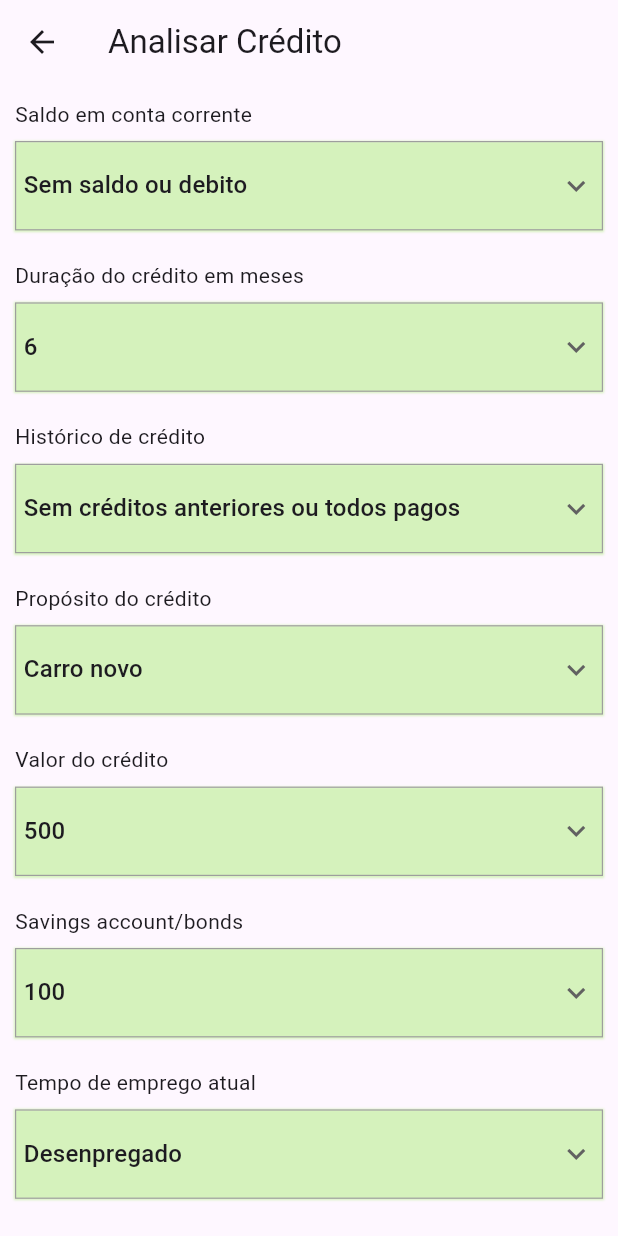
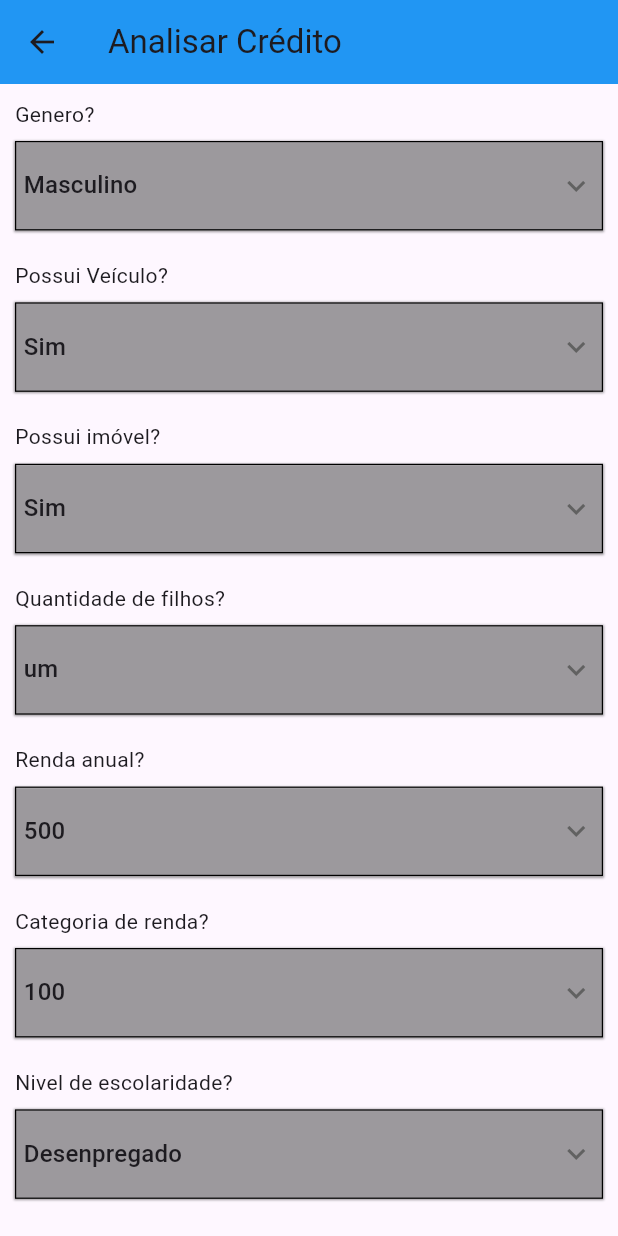
Before and after one commit to marcelo-ls-reis/pi_cart-o, a Flutter app: the FormularioModel screen opened directly, on a phone screen of 412 x 824 dp. Run offline on Flutter 3.47's test engine with Material 3 defaults, Android fonts, the phone set to English and light mode, and no system bars; our stand-ins replace firebase_auth, firebase_core; accounts and stored records are empty.

Commit message:
atualização 15/05/2024

```diff
--- a/lib/main.dart
+++ b/lib/main.dart
@@ -1,6 +1,7 @@
 import 'package:firebase_core/firebase_core.dart';
 import 'package:flutter/material.dart';
-import 'package:pi/pages/home.dart';
+import 'package:pi/pages/formulario_model.dart';
+
 
 void main() async {
   WidgetsFlutterBinding.ensureInitialized();
@@ -22,7 +23,7 @@
         colorScheme: ColorScheme.fromSeed(seedColor: Colors.deepPurple),
         useMaterial3: true,
       ),
-      home: const HomeScreen(),
+      home: const FormularioModel(),
     );
   }
 }
--- a/lib/pages/formulario_model.dart
+++ b/lib/pages/formulario_model.dart
@@ -17,10 +17,10 @@
 }
 
 class _FormularioState extends State<FormularioModel> {
-  String dropdownValue1 = 'Sem saldo ou debito';
-  String dropdownValue2 = '6';
-  String dropdownValue3 = 'Sem créditos anteriores ou todos pagos';
-  String dropdownValue4 = 'Carro novo';
+  String dropdownValue1 = 'Masculino';
+  String dropdownValue2 = 'Sim';
+  String dropdownValue3 = 'Sim';
+  String dropdownValue4 = 'um';
   String dropdownValue5 = '500';
   String dropdownValue6 = '100';
   String dropdownValue7 = 'Desenpregado';
@@ -36,48 +36,28 @@
   String dropdownValue17 = 'Desempregado/não qualificado sem residência permanente';
   String dropdownValue18 = '0 a 2 anos';
   String dropdownValue19 = 'Não';
-  String dropdownValue20 = 'Não';
 
   final Map<String, dynamic> dropdownValuesMap1 = {
-    'Sem saldo ou debito': 2,
-    '0 a 200 Reais': 3,
-    '200 Reais ou conta corrente por pelo menos 1 ano': 4,
-    'Sem conta de execução': 1,
+    'Masculino': 1,
+    'Feminino': 2,
   };
 
   final Map<String, dynamic> dropdownValuesMap2 = {
-    '6': 10,
-    '6 a 12': 9,
-    '12 18': 8,
-    '18 a 24': 7,
-    '24 a 30': 6,
-    '30 a 36': 5,
-    '36 a 42': 4,
-    '42 a 48': 3,
-    '48 a 54': 2,
-    '54': 1,
+    'Sim': 1,
+    'Não': 2,
   };
 
   final Map<String, dynamic> dropdownValuesMap3 = {
-    'Sem créditos anteriores ou todos pagos': 2,
-    'Pagos os créditos anteriores neste banco': 4,
-    'Sem problemas com créditos neste banco': 3,
-    'Pagamento hesitante de créditos anteriores': 0,
-    'Conta problemática ou há outros créditos em outros bancos': 1,
+    'Sim': 1,
+    'Não': 2,
   };
 
   final Map<String, dynamic> dropdownValuesMap4 = {
-    'Carro novo': 1,
-    'Carro usado': 2,
-    'Itens de mobiliário': 3,
-    'Rádio / televisão': 4,
-    'Eletrodomésticos': 5,
-    'Reparação': 6,
-    'Educação': 7,
-    'Férias': 8,
-    'Reciclagem': 9,
-    'Negócios': 10,
-    'Outros': 0,
+    'um': 1,
+    'dois': 2,
+    'três': 3,
+    'quatro': 4,
+    'cinco': 5,
   };
 
   final Map<String, dynamic> dropdownValuesMap5 = {
@@ -187,10 +167,6 @@
     'Sim': 2,
   };
 
-  final Map<String, dynamic> dropdownValuesMap20 = {
-    'Não': 1,
-    'Sim': 2,
-  };
 
   Map<String, dynamic> createJsonBody() {
     return {
@@ -232,8 +208,6 @@
       'selectedValue18': dropdownValuesMap18[dropdownValue18],
       '\ndropdownValue19': dropdownValue19,
       'selectedValue19': dropdownValuesMap19[dropdownValue19],
-      'dropdownValue20': dropdownValue20,
-      'selectedValue20': dropdownValuesMap20[dropdownValue20],
     };
   }
 
@@ -264,6 +238,7 @@
     return Scaffold(
       appBar: AppBar(
         title: const Text('Analisar Crédito'),
+        backgroundColor: Colors.blue,
       ),
       body: SingleChildScrollView(
         child: Container(
@@ -272,7 +247,7 @@
             crossAxisAlignment: CrossAxisAlignment.start,
             children: [
               // primeiro dropdown
-              const Text("Saldo em conta corrente"),
+              const Text("Genero?"),
               const SizedBox(height: 8.0),
               Row(
                 mainAxisAlignment: MainAxisAlignment.spaceBetween,
@@ -303,7 +278,7 @@
               ),
               const SizedBox(height: 20.0),
               // segundo dropdown
-              const Text("Duração do crédito em meses"),
+              const Text("Possui Veículo?"),
               const SizedBox(height: 8.0),
               Row(
                 mainAxisAlignment: MainAxisAlignment.spaceBetween,
@@ -334,7 +309,7 @@
               ),
               const SizedBox(height: 20.0),
               // terceiro dropdown
-              const Text("Histórico de crédito"),
+              const Text("Possui imóvel?"),
               const SizedBox(height: 8.0),
               Row(
                 mainAxisAlignment: MainAxisAlignment.spaceBetween,
@@ -365,7 +340,7 @@
               ),
               const SizedBox(height: 20.0),
               // quarto dropdown
-              const Text("Propósito do crédito"),
+              const Text("Quantidade de filhos?"),
               const SizedBox(height: 8.0),
               Row(
                 mainAxisAlignment: MainAxisAlignment.spaceBetween,
@@ -396,7 +371,7 @@
               ),
               const SizedBox(height: 20.0),
               // quinto dropdown
-              const Text("Valor do crédito"),
+              const Text("Renda anual?"),
               const SizedBox(height: 8.0),
               Row(
                 mainAxisAlignment: MainAxisAlignment.spaceBetween,
@@ -427,7 +402,7 @@
               ),
               const SizedBox(height: 20.0),
               // sexto dropdown
-              const Text("Savings account/bonds"),
+              const Text("Categoria de renda?"),
               const SizedBox(height: 8.0),
               Row(
                 mainAxisAlignment: MainAxisAlignment.spaceBetween,
@@ -458,7 +433,7 @@
               ),
               const SizedBox(height: 20.0),
               // sétimo dropdown
-              const Text("Tempo de emprego atual"),
+              const Text("Nivel de escolaridade?"),
               const SizedBox(height: 8.0),
               Row(
                 mainAxisAlignment: MainAxisAlignment.spaceBetween,
@@ -489,7 +464,7 @@
               ),
               const SizedBox(height: 20.0),
               // oitavo dropdown
-              const Text("Idade"),
+              const Text("Estado civil?"),
               const SizedBox(height: 8.0),
               Row(
                 mainAxisAlignment: MainAxisAlignment.spaceBetween,
@@ -520,7 +495,7 @@
               ),
               const SizedBox(height: 20.0),
               // nono dropdown
-              const Text("Estado civil e sexo"),
+              const Text("Reside em imovel próprio?"),
               const SizedBox(height: 8.0),
               Row(
                 mainAxisAlignment: MainAxisAlignment.spaceBetween,
@@ -552,7 +527,7 @@
               ),
               const SizedBox(height: 20.0),
               // décimo dropdown
-              const Text("Número de dependentes"),
+              const Text("Idade?"),
               const SizedBox(height: 8.0),
               Row(
                 mainAxisAlignment: MainAxisAlignment.spaceBetween,
@@ -584,7 +559,7 @@
               ),
               const SizedBox(height: 20.0),
               // décimo primeiro dropdown
-              const Text("Duração do emprego atual"),
+              const Text("Tempo de emprego?"),
               const SizedBox(height: 8.0),
               Row(
                 mainAxisAlignment: MainAxisAlignment.spaceBetween,
@@ -616,7 +591,7 @@
               ),
               const SizedBox(height: 20.0),
               // décimo segundo dropdown
-              const Text("Tipo de propriedade"),
+              const Text("Possui celular?"),
               const SizedBox(height: 8.0),
               Row(
                 mainAxisAlignment: MainAxisAlignment.spaceBetween,
@@ -648,7 +623,7 @@
               ),
               const SizedBox(height: 20.0),
               // décimo terceiro dropdown
-              const Text("Idade (anos)"),
+              const Text("Possui telefone comercial?"),
               const SizedBox(height: 8.0),
               Row(
                 mainAxisAlignment: MainAxisAlignment.spaceBetween,
@@ -680,7 +655,7 @@
               ),
               const SizedBox(height: 20.0),
               // décimo quarto dropdown
-              const Text("Outros créditos pendentes"),
+              const Text("Possui telefone fixo?"),
               const SizedBox(height: 8.0),
               Row(
                 mainAxisAlignment: MainAxisAlignment.spaceBetween,
@@ -712,7 +687,7 @@
               ),
               const SizedBox(height: 20.0),
               // décimo quinto dropdown
-              const Text("Tipo de moradia"),
+              const Text("Possui email?"),
               const SizedBox(height: 8.0),
               Row(
                 mainAxisAlignment: MainAxisAlignment.spaceBetween,
@@ -744,7 +719,7 @@
               ),
               const SizedBox(height: 20.0),
               // décimo sexto dropdown
-              const Text("Número de créditos existentes neste banco"),
+              const Text("Ocupação?"),
               const SizedBox(height: 8.0),
               Row(
                 mainAxisAlignment: MainAxisAlignment.spaceBetween,
@@ -776,7 +751,7 @@
               ),
               const SizedBox(height: 20.0),
               // décimo sétimo dropdown
-              const Text("Tipo de emprego e nível de qualificação"),
+              const Text("Quantidade de menbros da famílha?"),
               const SizedBox(height: 8.0),
               Row(
                 mainAxisAlignment: MainAxisAlignment.spaceBetween,
@@ -811,7 +786,7 @@
               ),
               const SizedBox(height: 20.0),
               // décimo oitavo dropdown
-              const Text("Número de créditos existentes neste banco"),
+              const Text("Mês de registro?"),
               const SizedBox(height: 8.0),
               Row(
                 mainAxisAlignment: MainAxisAlignment.spaceBetween,
@@ -846,7 +821,7 @@
               ),
               const SizedBox(height: 20.0),
               // décimo nono dropdown
-              const Text("Possui garantia de terceiros?"),
+              const Text("Status?"),
               const SizedBox(height: 8.0),
               Row(
                 mainAxisAlignment: MainAxisAlignment.spaceBetween,
@@ -880,41 +855,6 @@
                 ],
               ),
               const SizedBox(height: 20.0),
-              // vigésimo dropdown
-              const Text("Possui garantia de terceiros?"),
-              const SizedBox(height: 8.0),
-              Row(
-                mainAxisAlignment: MainAxisAlignment.spaceBetween,
-                children: [
-                  Container(
-                    constraints: BoxConstraints(
-                      maxWidth: MediaQuery.of(context).size.width - 20.0,
-                    ),
-                    padding: const EdgeInsets.all(5.0),
-                    decoration: CustomDropdownStyle.dropdownDecoration(),
-                    child: DropdownButton<String>(
-                      isExpanded: true,
-                      value: dropdownValue20,
-                      items: dropdownValuesMap20.entries
-                          .map((MapEntry<String, dynamic> entry) {
-                        return DropdownMenuItem<String>(
-                          value: entry.key,
-                          child: Text(
-                            entry.key,
-                            overflow: TextOverflow.ellipsis,
-                          ),
-                        );
-                      }).toList(),
-                      onChanged: (String? newValue) {
-                        setState(() {
-                          dropdownValue20 = newValue!;
-                        });
-                      },
-                    ),
-                  ),
-                ],
-              ),
-              const SizedBox(height: 20.0),
               ElevatedButton(
                 onPressed: () {
                   Navigator.push(
--- a/lib/pages/signin.dart
+++ b/lib/pages/signin.dart
@@ -1,5 +1,5 @@
 import 'package:flutter/material.dart';
-import 'package:pi/pages/home.dart';
+import 'package:pi/pages/formulario_model.dart';
 import 'package:pi/pages/signup.dart';
 import 'package:pi/reusable_widget/reusable_widget.dart';
 import 'package:pi/utils/color_utils.dart';
@@ -55,7 +55,7 @@
                 ),
                 signInSignUpButton(context, true, () {
                   Navigator.push(context,
-                      MaterialPageRoute(builder: (context) => const HomeScreen()));
+                      MaterialPageRoute(builder: (context) => const FormularioModel()));
                 }),
                 signUpOption()
               ],
--- a/lib/style.dart
+++ b/lib/style.dart
@@ -7,14 +7,14 @@
     return BoxDecoration(
       boxShadow: [
         BoxShadow(
-          color: const Color.fromARGB(255, 173, 238, 121).withOpacity(0.5),
+          color: const Color.fromARGB(255, 59, 59, 59).withOpacity(0.5),
           spreadRadius: 0.5,
           blurRadius: 0.5,
           offset: const Offset(0, 0.5),
         ),
       ],
       border: Border.all(
-        color: Colors.grey,
+        color: const Color.fromARGB(255, 0, 0, 0),
         style: BorderStyle.solid,
         width: 0.80,
       ),
```
Also changed, not shown: lib/pages/formulario.dart (added, +193 -0 lines).
